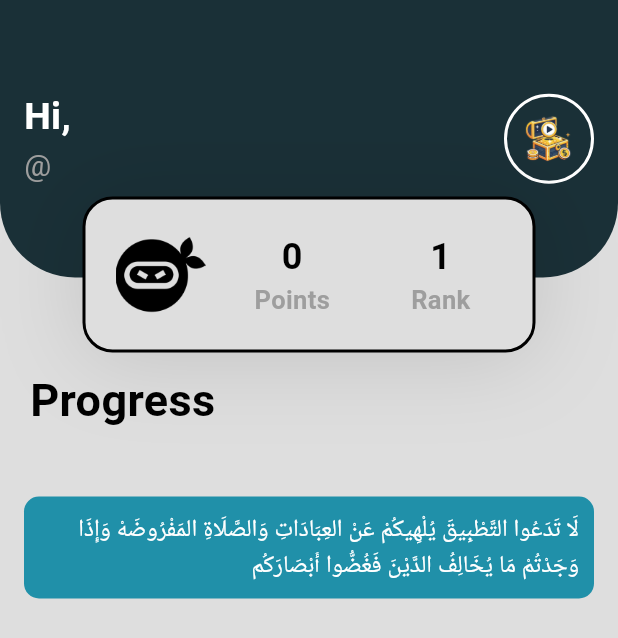
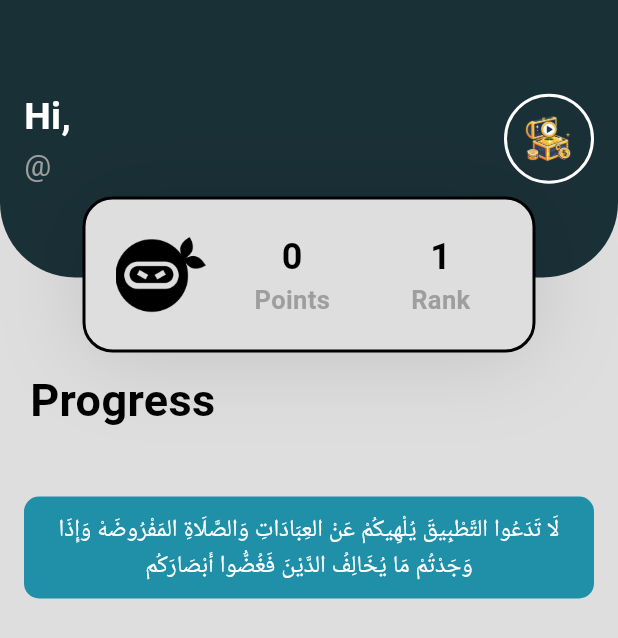
Before and after one commit to Salahhossam/VoNinja, a Flutter app: the HomeTapPage screen opened directly, on a phone screen of 412 x 824 dp. Shown: the top 638 px of the screen. Run offline on Flutter 3.47's test engine with Material 3 defaults, Android fonts, the phone set to English and light mode, and no system bars; our stand-ins replace auto_size_text, awesome_dialog, cached_network_image, cloud_firestore, connectivity_plus, dio and 12 more; missing offline and left inert: ntp; accounts and stored records are empty; network calls fail.

Commit message:
finish update 2

```diff
--- a/lib/modules/home_tap_page/home_tap_page.dart
+++ b/lib/modules/home_tap_page/home_tap_page.dart
@@ -125,17 +125,18 @@ class _HomeTapPageState extends State<HomeTapPage> {
                                 child: const Padding(
                                   padding: EdgeInsets.fromLTRB(
                                       10, 10, 10, 10),
+                                  child: Center(
                                     child: Row(
                                       mainAxisAlignment:
-                                    MainAxisAlignment.start,
+                                      MainAxisAlignment.center,
                                       mainAxisSize: MainAxisSize.min,
                                       crossAxisAlignment:
-                                    CrossAxisAlignment.start,
+                                      CrossAxisAlignment.center,
                                       children: [
                                         Expanded(
                                           child: Text(
                                             'لَا تَدَعُوا التَّطْبِيقَ يُلْهِيكُمْ عَنْ العِبَادَاتِ وَالصَّلَاةِ المَفْرُوضَهْ وَإِذَا وَجَدْتُمْ مَا يُخَالِفُ الدَّيْنَ فَغُضُّوا أَبْصَارَكُم',
-                                          textAlign: TextAlign.right,
+                                            textAlign: TextAlign.center,
                                             style: TextStyle(
                                               color: Colors.white,
                                               fontSize: 16,
@@ -147,6 +148,7 @@ class _HomeTapPageState extends State<HomeTapPage> {
                                         ),
 
                                       ],
+                                    ),
                                   ),
                                 ),
                               ),
@@ -253,7 +255,7 @@ class _HomeTapPageState extends State<HomeTapPage> {
                       dialogType: DialogType.success,
                       animType: AnimType.rightSlide,
                       title: 'Success',
-                      desc: '20 point added successfully!',
+                      desc: '20 points added successfully!',
                       btnOkOnPress: () {},
                     ).show();
                   } else {
```
Lines whose indentation alone changed are shown as unchanged.
